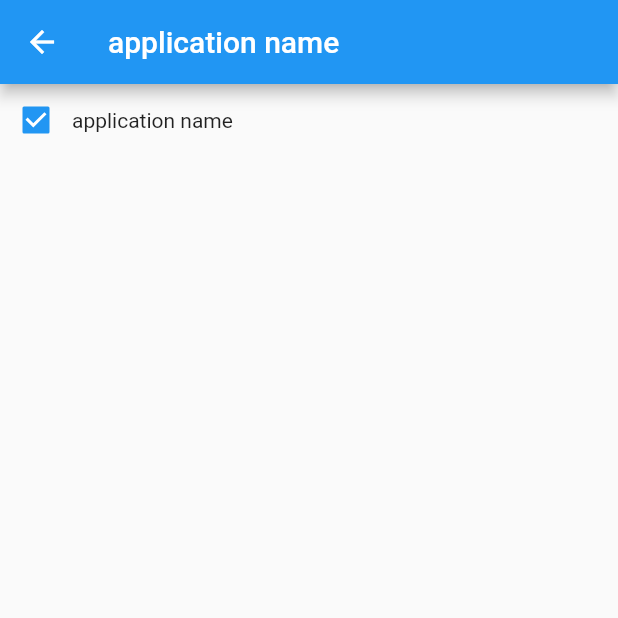
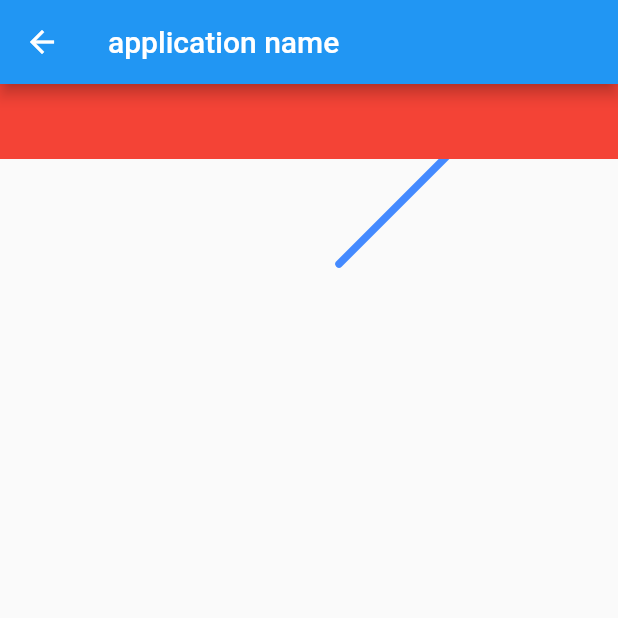
Before and after one commit to couriourc/flutter_flipclock, a Flutter app: the HomeDetailPage screen opened by its route, on a phone screen of 412 x 824 dp, the top half of it. Run offline on Flutter 3.47's test engine with Material 2 defaults, Android fonts, the phone set to English and light mode, and no system bars; our stand-ins replace dio, fluro, flutter_login, get, shelf, shelf_proxy.

```diff
--- a/lib/main.dart
+++ b/lib/main.dart
@@ -13,7 +13,7 @@ Widget filpClockApp() {
   // E Setup Config
 
   return GetMaterialApp(
-    home: const HomeDetailPage(),
+    home: const LoginPage(),
     translations: LocaleLangMap(),
     locale: ui.window.locale,
     fallbackLocale: const Locale("en", "US"),
--- a/lib/pages/home.dart
+++ b/lib/pages/home.dart
@@ -1,5 +1,5 @@
+import 'package:flutter/cupertino.dart';
 import 'package:flutter/material.dart';
-import 'package:flipclock/store/store.dart';
 import 'package:get/get.dart';
 
 class HomeDetailPage extends StatelessWidget {
@@ -7,66 +7,63 @@ class HomeDetailPage extends StatelessWidget {
 
   @override
   Widget build(BuildContext context) {
-
     return Scaffold(
       appBar: AppBar(
         title: Text("application_name".tr),
       ),
-      body: SizedBox(
-          width: context.mediaQuerySize.width,
-          height: 120,
-          child: IntrinsicHeight(
-
-            child: Column(
-              children: [
-                MergeSemantics(
-                  child: Row(
-                    children: <Widget>[
-                      Checkbox(
-                        value: true,
-                        onChanged: (bool? value) {},
-                      ),
-                      Text('application_name'.tr)
-                    ],
-                  ),
-                )
-              ],
+      body: Column(
+        children: [
+          selfWidget(),
+          ConstrainedBox(
+            constraints: const BoxConstraints(
+              minWidth: double.infinity,
+              minHeight: 50.0,
             ),
-            // child: [
-            //   // Card(
-            //   //   child: Column(
-            //   //     mainAxisSize: MainAxisSize.min,
-            //   //     children: <Widget>[
-            //   //       const SizedBox(height: 8),
-            //   //       ListTile(
-            //   //         leading: const Icon(Icons.book),
-            //   //         title: null,
-            //   //         subtitle: Obx(
-            //   //           () => Html(
-            //   //             data: '${sentences.sentence}',
-            //   //           ),
-            //   //         ),
-            //   //       ),
-            //   //       Row(
-            //   //         mainAxisAlignment: MainAxisAlignment.end,
-            //   //         children: <Widget>[
-            //   //           const SizedBox(width: 8),
-            //   //           RaisedButton(
-            //   //             child: const Text('Get!'),
-            //   //             onPressed: () async {
-            //   //               final data = await getOneSentence();
-            //   //               debugPrint(data);
-            //   //               sentences.updateSentence(data);
-            //   //             },
-            //   //           ),
-            //   //           const SizedBox(width: 8),
-            //   //         ],
-            //   //       ),
-            //   //     ],
-            //   //   ),
-            //   // ),
-            // ],
-          )),
+            child: const SizedBox(
+              height: 50.0,
+              width: 50.0,
+              child: DecoratedBox(
+                decoration: BoxDecoration(
+                  color: Colors.red,
+                ),
+              ),
+            ),
+          )
+        ],
+      ),
     );
   }
 }
+
+Paint _paint = Paint()
+  ..color = Colors.blueAccent //
+  ..strokeCap = StrokeCap.round //
+  ..isAntiAlias = true
+  ..style = PaintingStyle.stroke
+  ..filterQuality = FilterQuality.high
+  ..strokeWidth = 5.0;
+
+_drawLine(Canvas canvas) {
+  Offset p1 = const Offset(20, 120);
+  Offset p2 = const Offset(120, 20);
+  canvas.drawLine(p1, p2, _paint);
+}
+
+class button extends CustomPainter {
+  @override
+  void paint(Canvas canvas, Size size) {
+    _drawLine(canvas);
+  }
+
+  @override
+  bool shouldRepaint(covariant CustomPainter oldDelegate) {
+    // TODO: implement shouldRepaint
+    throw false;
+  }
+}
+
+Widget selfWidget() {
+  return CustomPaint(
+    painter: button(),
+  );
+}
--- a/pubspec.yaml
+++ b/pubspec.yaml
@@ -55,7 +55,8 @@ dependencies:
   # Proxy
   shelf_proxy:
   shelf:
-
+  # Some UI Library
+  flutter_login:
 
   # The following adds the Cupertino Icons font to your application.
   # Use with the CupertinoIcons class for iOS style icons.
```
Also changed, not shown: lib/pages/login.dart (added, +23 -0 lines), lib/pages/pages.dart (+1 -13 lines), lib/router/router.dart (+21 -0 lines), pubspec.lock, 5 other files.
